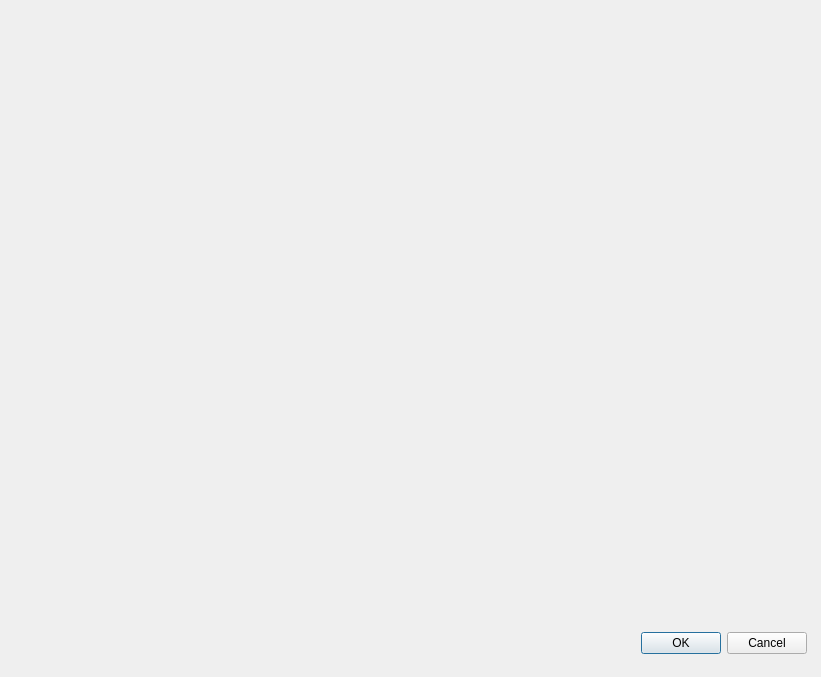
Above: src/NewProject/new_project_dialog.ui from os-fpga/FOEDAG before the change. Below: the same form after it.
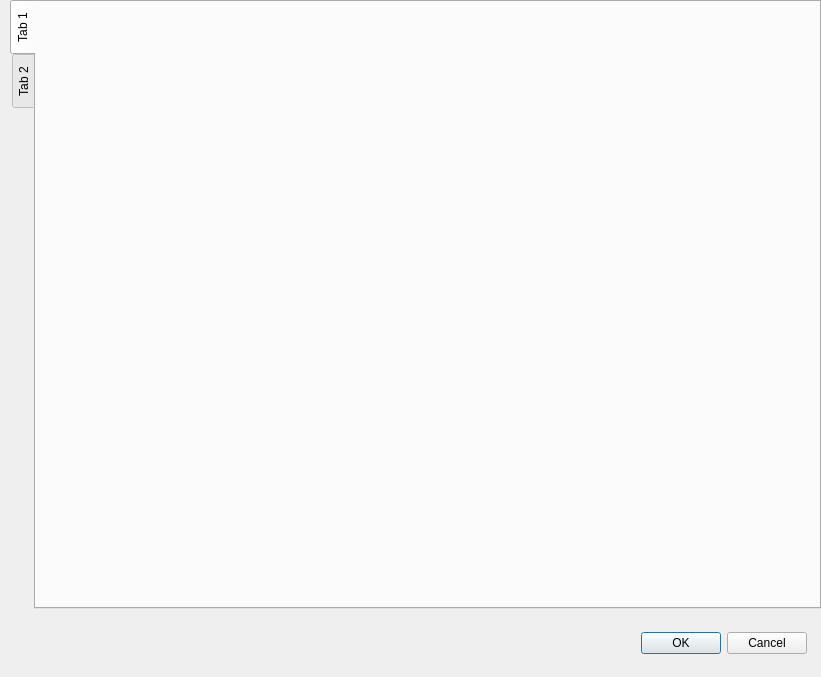
That is the form after the change.

Commit message: Update New Project dialog UI;

The edit to the form file:
```diff
--- a/src/NewProject/new_project_dialog.ui
+++ b/src/NewProject/new_project_dialog.ui
@@ -33,7 +33,7 @@
     <number>0</number>
    </property>
    <item>
-    <layout class="QHBoxLayout" name="horizontalLayout_8" stretch="75">
+    <layout class="QHBoxLayout" name="horizontalLayout_8" stretch="0">
      <property name="spacing">
       <number>15</number>
      </property>
@@ -41,15 +41,26 @@
       <number>10</number>
      </property>
      <item>
-      <widget class="QStackedWidget" name="m_stackedWidget">
-       <property name="styleSheet">
-        <string notr="true"/>
+      <widget class="QTabWidget" name="m_tabWidget">
+       <property name="tabPosition">
+        <enum>QTabWidget::West</enum>
+       </property>
+       <property name="tabShape">
+        <enum>QTabWidget::Rounded</enum>
        </property>
        <property name="currentIndex">
         <number>1</number>
        </property>
-       <widget class="QWidget" name="page"/>
-       <widget class="QWidget" name="page_2"/>
+       <widget class="QWidget" name="tab">
+        <attribute name="title">
+         <string>Tab 1</string>
+        </attribute>
+       </widget>
+       <widget class="QWidget" name="tab_2">
+        <attribute name="title">
+         <string>Tab 2</string>
+        </attribute>
+       </widget>
       </widget>
      </item>
     </layout>
```
Left out of the diff: 2 changed lines with no effect on the pictures. The commit also changes 13 other files.
